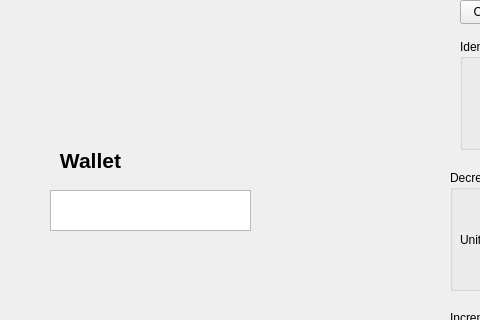
Above: mainwindow.ui from AubinSeptier/mifare_wallet before the change; both pictures show x 0 to 480 and y 90 to 410 of the 800 by 600 pixel window. Below: the same form after it.
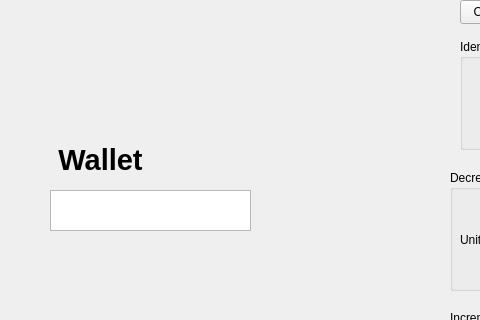
That is the form after the change.

Commit message: feat: Card writing 0.1

```diff
--- a/mainwindow.ui
+++ b/mainwindow.ui
@@ -240,15 +240,24 @@
     <rect>
      <x>50</x>
      <y>230</y>
-     <width>81</width>
+     <width>101</width>
      <height>41</height>
     </rect>
    </property>
+   <property name="font">
+    <font>
+     <family>MS Shell Dlg 2</family>
+     <pointsize>10</pointsize>
+     <weight>50</weight>
+     <italic>false</italic>
+     <bold>false</bold>
+    </font>
+   </property>
    <property name="styleSheet">
     <string notr="true">font: 10pt &quot;MS Shell Dlg 2&quot;;</string>
    </property>
    <property name="text">
-    <string>&lt;html&gt;&lt;head/&gt;&lt;body&gt;&lt;p align=&quot;center&quot;&gt;&lt;span style=&quot; font-size:16pt; font-weight:700;&quot;&gt;Wallet&lt;/span&gt;&lt;/p&gt;&lt;/body&gt;&lt;/html&gt;</string>
+    <string>&lt;html&gt;&lt;head/&gt;&lt;body&gt;&lt;p align=&quot;center&quot;&gt;&lt;span style=&quot; font-size:22pt; font-weight:696;&quot;&gt;Wallet&lt;/span&gt;&lt;/p&gt;&lt;/body&gt;&lt;/html&gt;</string>
    </property>
   </widget>
   <widget class="QPushButton" name="Quit">
```
Left out of the diff: 8 changed lines with no effect on the pictures. The commit also changes 2 other files.
